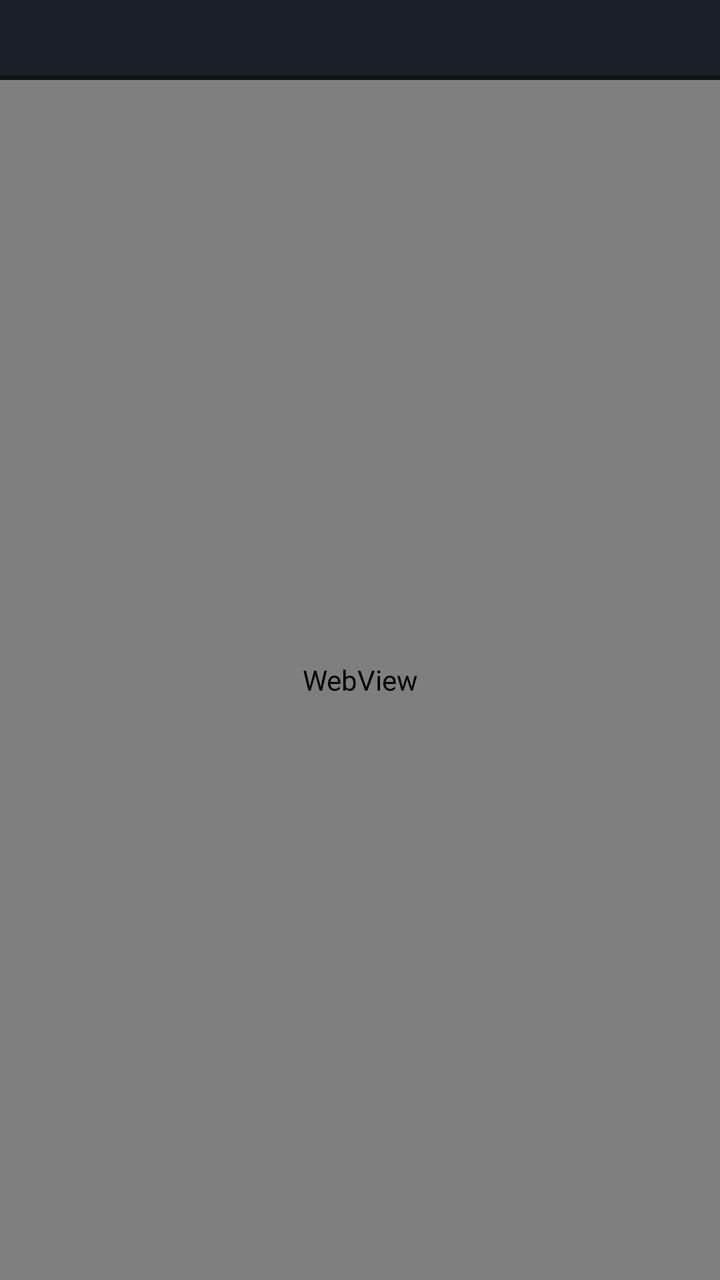
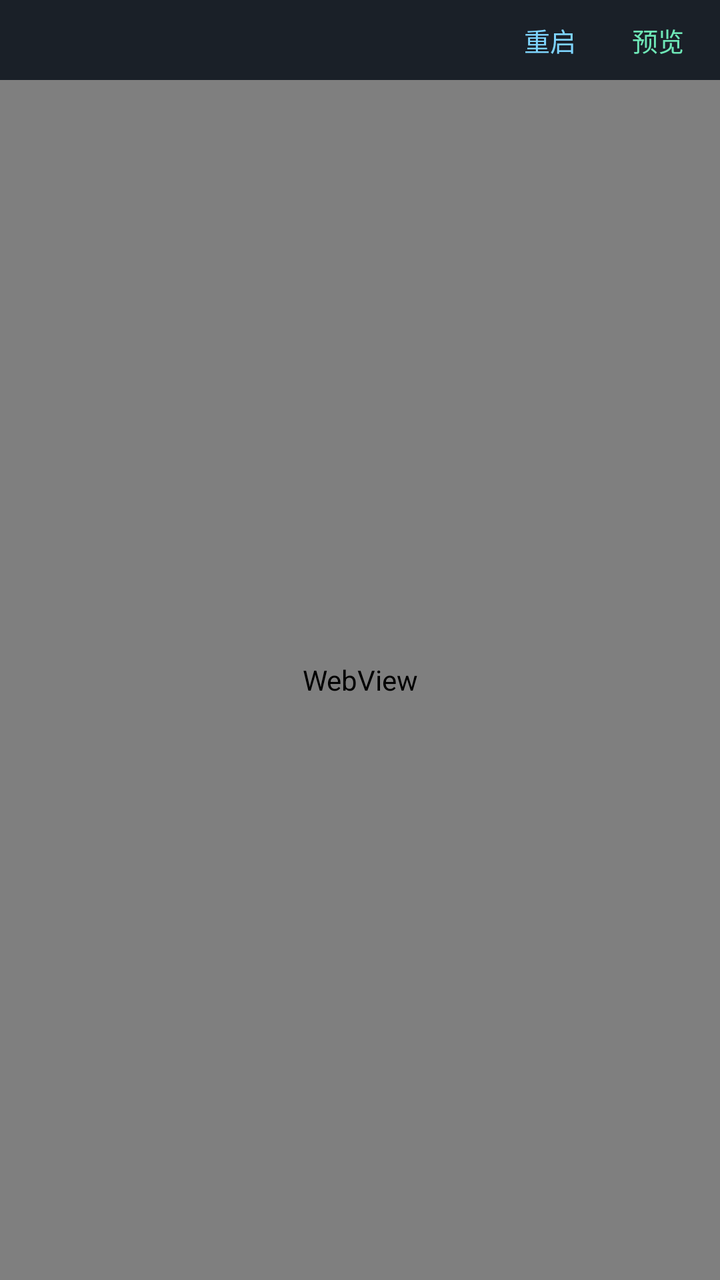

Screens rendered from an Android XML layout before and after an edit, with the pre-edit source and the edit as a unified diff.
<!-- AndroidManifest.xml: application theme Theme.Dsh -->
<!-- res/layout/activity_main.xml -->
<?xml version="1.0" encoding="utf-8"?>
<FrameLayout xmlns:android="http://schemas.android.com/apk/res/android"
    android:layout_width="match_parent"
    android:layout_height="match_parent">

    <TextView
        android:id="@+id/statusBar"
        android:layout_width="match_parent"
        android:layout_height="wrap_content"
        android:background="#FF1A2028"
        android:paddingHorizontal="16dp"
        android:paddingVertical="10dp"
        android:textColor="#FF9CA3AF"
        android:textSize="13sp"
        android:singleLine="true"
        android:ellipsize="end" />

    <WebView
        android:id="@+id/webView"
        android:layout_width="match_parent"
        android:layout_height="match_parent"
        android:layout_marginTop="40dp" />
</FrameLayout>
<!-- resources referenced by this layout -->
<resources>
  <style name="Theme.Dsh" parent="android:Theme.Material.NoActionBar">
          <item name="android:statusBarColor">#FF101418</item>
          <item name="android:navigationBarColor">#FF101418</item>
          <item name="android:windowBackground">#FF101418</item>
      </style>
</resources>

<!-- the commit's change to res/layout/activity_main.xml (unified diff, before → after) -->
@@ -3,17 +3,49 @@
     android:layout_width="match_parent"
     android:layout_height="match_parent">
 
-    <TextView
-        android:id="@+id/statusBar"
+    
+    <LinearLayout
+        android:id="@+id/statusBarRow"
         android:layout_width="match_parent"
-        android:layout_height="wrap_content"
+        android:layout_height="40dp"
+        android:orientation="horizontal"
         android:background="#FF1A2028"
-        android:paddingHorizontal="16dp"
-        android:paddingVertical="10dp"
-        android:textColor="#FF9CA3AF"
-        android:textSize="13sp"
-        android:singleLine="true"
-        android:ellipsize="end" />
+        android:gravity="center_vertical">
+
+        <TextView
+            android:id="@+id/statusBar"
+            android:layout_width="0dp"
+            android:layout_height="wrap_content"
+            android:layout_weight="1"
+            android:paddingHorizontal="16dp"
+            android:textColor="#FF9CA3AF"
+            android:textSize="13sp"
+            android:singleLine="true"
+            android:ellipsize="end" />
+
+        <TextView
+            android:id="@+id/btnRestart"
+            android:layout_width="wrap_content"
+            android:layout_height="match_parent"
+            android:gravity="center"
+            android:paddingHorizontal="14dp"
+            android:text="@string/btn_restart"
+            android:textColor="#FF7DD3FC"
+            android:textSize="13sp"
+            android:background="?android:attr/selectableItemBackground" />
+
+        <TextView
+            android:id="@+id/btnPreview"
+            android:layout_width="wrap_content"
+            android:layout_height="match_parent"
+            android:gravity="center"
+            android:paddingHorizontal="14dp"
+            android:layout_marginEnd="4dp"
+            android:text="@string/btn_preview"
+            android:textColor="#FF6EE7B7"
+            android:textSize="13sp"
+            android:background="?android:attr/selectableItemBackground" />
+    </LinearLayout>
 
     <WebView
         android:id="@+id/webView"
<!-- resource entries referenced after the edit -->
@@ -1,5 +1,7 @@
 <!-- resources referenced by this layout -->
 <resources>
+  <string name="btn_preview">预览</string>
+  <string name="btn_restart">重启</string>
   <style name="Theme.Dsh" parent="android:Theme.Material.NoActionBar">
           <item name="android:statusBarColor">#FF101418</item>
           <item name="android:navigationBarColor">#FF101418</item>
